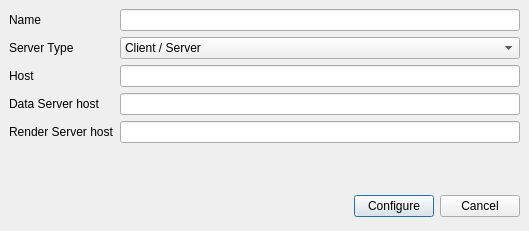
Before: the Qt Designer form Qt/Components/Resources/UI/pqCreateServerStartupDialog.ui in wildmichael/ParaView3-enhancements-old, drawn with Qt 5.
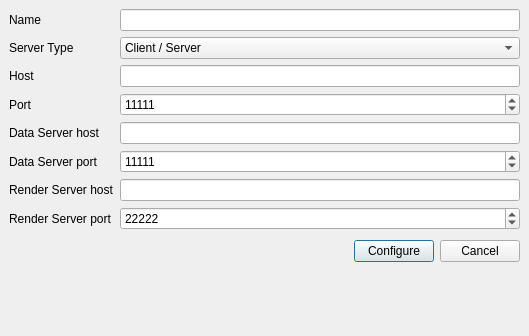
After: the same form once the commit is applied.

Commit message: BUG: Port number specified in server.pvsc file is no longer ignored. Added port number entry fields on the create server dialog.

The edit to the form file:
```diff
--- a/Qt/Components/Resources/UI/pqCreateServerStartupDialog.ui
+++ b/Qt/Components/Resources/UI/pqCreateServerStartupDialog.ui
@@ -9,7 +9,7 @@
     <x>0</x>
     <y>0</y>
     <width>529</width>
-    <height>231</height>
+    <height>336</height>
    </rect>
   </property>
   <property name="windowTitle" >
@@ -30,7 +30,7 @@
      <property name="spacing" >
       <number>6</number>
      </property>
-     <item row="3" column="0" >
+     <item row="4" column="0" >
       <widget class="QLabel" name="dataServerHostLabel" >
        <property name="text" >
         <string>Data Server host</string>
@@ -79,19 +79,6 @@
        </item>
       </widget>
      </item>
-     <item row="5" column="0" colspan="2" >
-      <spacer>
-       <property name="orientation" >
-        <enum>Qt::Vertical</enum>
-       </property>
-       <property name="sizeHint" >
-        <size>
-         <width>20</width>
-         <height>40</height>
-        </size>
-       </property>
-      </spacer>
-     </item>
      <item row="2" column="1" >
       <widget class="QLineEdit" name="host" />
      </item>
@@ -102,17 +89,17 @@
        </property>
       </widget>
      </item>
-     <item row="3" column="1" >
+     <item row="4" column="1" >
       <widget class="QLineEdit" name="dataServerHost" />
      </item>
-     <item row="4" column="0" >
+     <item row="6" column="0" >
       <widget class="QLabel" name="renderServerHostLabel" >
        <property name="text" >
         <string>Render Server host</string>
        </property>
       </widget>
      </item>
-     <item row="4" column="1" >
+     <item row="6" column="1" >
       <widget class="QLineEdit" name="renderServerHost" />
      </item>
      <item row="0" column="0" >
@@ -125,6 +112,63 @@
      <item row="0" column="1" >
       <widget class="QLineEdit" name="name" />
      </item>
+     <item row="3" column="0" >
+      <widget class="QLabel" name="portLabel" >
+       <property name="text" >
+        <string>Port</string>
+       </property>
+      </widget>
+     </item>
+     <item row="3" column="1" >
+      <widget class="QSpinBox" name="port" >
+       <property name="maximum" >
+        <number>999999999</number>
+       </property>
+       <property name="minimum" >
+        <number>1</number>
+       </property>
+       <property name="value" >
+        <number>11111</number>
+       </property>
+      </widget>
+     </item>
+     <item row="5" column="0" >
+      <widget class="QLabel" name="dataServerPortLabel" >
+       <property name="text" >
+        <string>Data Server port</string>
+       </property>
+      </widget>
+     </item>
+     <item row="5" column="1" >
+      <widget class="QSpinBox" name="dataServerPort" >
+       <property name="maximum" >
+        <number>999999999</number>
+       </property>
+       <property name="minimum" >
+        <number>1</number>
+       </property>
+       <property name="value" >
+        <number>11111</number>
+       </property>
+      </widget>
+     </item>
+     <item row="7" column="0" >
+      <widget class="QLabel" name="renderServerPortLabel" >
+       <property name="text" >
+        <string>Render Server port</string>
+       </property>
+      </widget>
+     </item>
+     <item row="7" column="1" >
+      <widget class="QSpinBox" name="renderServerPort" >
+       <property name="maximum" >
+        <number>999999999</number>
+       </property>
+       <property name="value" >
+        <number>22222</number>
+       </property>
+      </widget>
+     </item>
     </layout>
    </item>
    <item>
@@ -164,6 +208,19 @@
      </item>
     </layout>
    </item>
+   <item>
+    <spacer>
+     <property name="orientation" >
+      <enum>Qt::Vertical</enum>
+     </property>
+     <property name="sizeHint" >
+      <size>
+       <width>509</width>
+       <height>16</height>
+      </size>
+     </property>
+    </spacer>
+   </item>
   </layout>
  </widget>
  <pixmapfunction></pixmapfunction>
```
Left out of the diff: 4 changed lines with no effect on the pictures. The commit also changes 4 other files.
